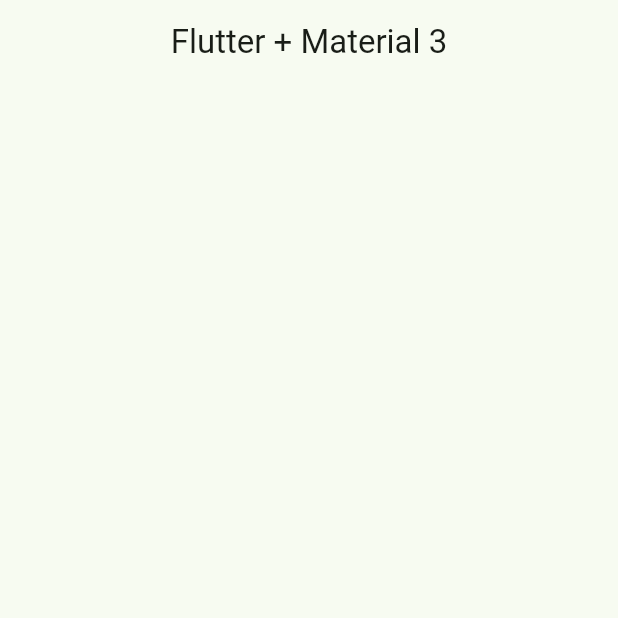
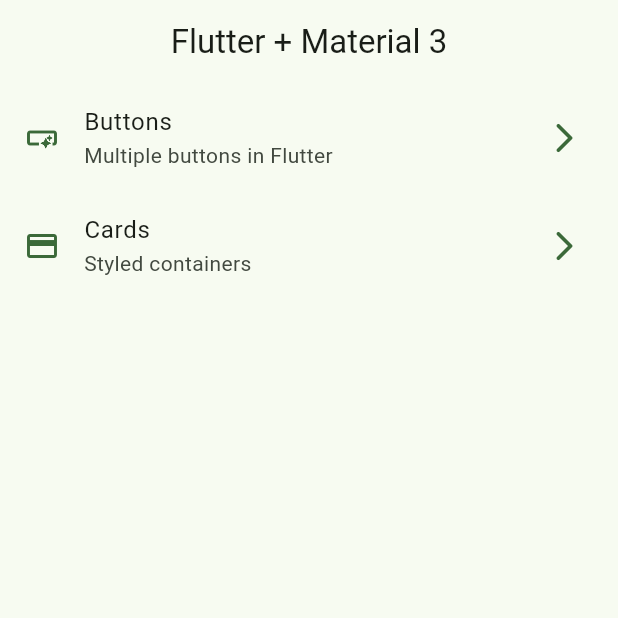
Before and after one commit to isaiasdr/flutter-widgets-app, a Flutter app: the screen it shows after launch, on a phone screen of 412 x 824 dp, the top half of it. Run offline on Flutter 3.47's test engine with Material 2 defaults, Android fonts, the phone set to English and light mode, and no system bars.

Commit message:
UPDATE: Implements home screen

```diff
--- a/lib/main.dart
+++ b/lib/main.dart
@@ -1,5 +1,5 @@
 import 'package:flutter/material.dart';
-import 'package:widgets_app/config/presentation/screens/home/home_screen.dart';
+import 'package:widgets_app/presentation/screens/home/home_screen.dart';
 import 'package:widgets_app/config/theme/app_theme.dart';
 
 void main() {
--- /dev/null
+++ b/lib/presentation/screens/buttons/buttons_screen.dart
@@ -0,0 +1,15 @@
+import 'package:flutter/material.dart';
+
+class ButtonsScreen extends StatelessWidget {
+  const ButtonsScreen({super.key});
+
+  @override
+  Widget build(BuildContext context) {
+    return Scaffold(
+      appBar: AppBar(
+        title: const Text('Buttons Screen'),
+      ),
+      body: const Placeholder(),
+    );
+  }
+}
--- a/lib/config/presentation/screens/home/home_screen.dart
+++ b/lib/presentation/screens/cards/card_screen.dart
@@ -1,15 +1,15 @@
 import 'package:flutter/material.dart';
 
-class HomeScreen extends StatelessWidget {
-  const HomeScreen({super.key});
+class CardsScreen extends StatelessWidget {
+  const CardsScreen({super.key});
 
   @override
   Widget build(BuildContext context) {
     return Scaffold(
       appBar: AppBar(
-        title: const Text('Flutter + Material 3'),
-        centerTitle: true,
+        title: const Text('Cards Screen'),
       ),
+      body: const Placeholder(),
     );
   }
 }
--- /dev/null
+++ b/lib/presentation/screens/home/home_screen.dart
@@ -0,0 +1,61 @@
+import 'package:flutter/material.dart';
+import 'package:widgets_app/config/menu/menu_items.dart';
+
+class HomeScreen extends StatelessWidget {
+  const HomeScreen({super.key});
+
+  @override
+  Widget build(BuildContext context) {
+    return Scaffold(
+      appBar: AppBar(
+        title: const Text('Flutter + Material 3'),
+        centerTitle: true,
+      ),
+      body: _HomeView(),
+    );
+  }
+}
+
+class _HomeView extends StatelessWidget {
+  const _HomeView();
+
+
+  @override
+  Widget build(BuildContext context) {
+
+    return ListView.builder(
+      itemCount: appMenuItems.length,
+      itemBuilder: (context, index) {
+
+        final menuItem = appMenuItems[index];
+
+        return _CustomListTile(menuItem: menuItem);
+
+      }
+    );
+  }
+}
+
+class _CustomListTile extends StatelessWidget {
+  const _CustomListTile({
+    required this.menuItem,
+  });
+
+  final MenuItem menuItem;
+
+  @override
+  Widget build(BuildContext context) {
+
+  final colors = Theme.of(context).colorScheme;
+
+    return ListTile(
+      leading: Icon(menuItem.icon, color: colors.primary),
+      trailing: Icon( Icons.arrow_forward_ios_rounded, color: colors.primary ),
+      title: Text(menuItem.title),
+      subtitle: Text(menuItem.subTitle),
+      onTap: () {
+        // TODO: navigate to another screen
+      },
+    );
+  }
+}
```
